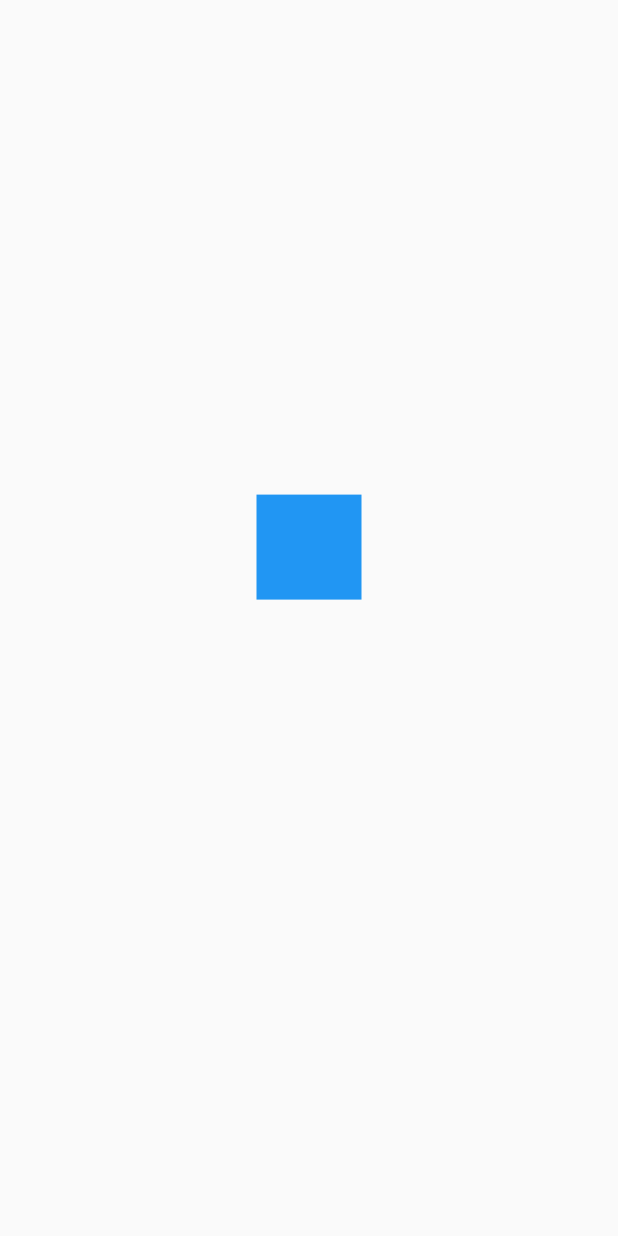
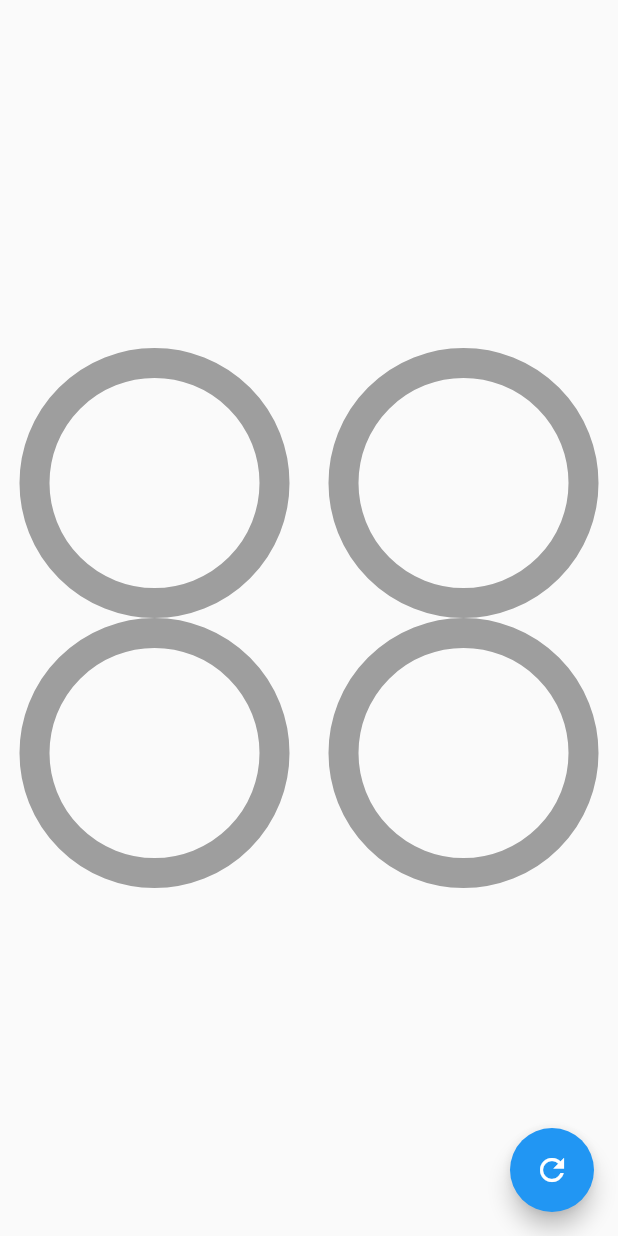
Before and after one commit to tinnit1/flutter-ui, a Flutter app: the screen it shows after launch, on a phone screen of 412 x 824 dp. Run offline on Flutter 3.47's test engine with Material 2 defaults, Android fonts, the phone set to English and light mode, and no system bars.

Commit message:
circular progress custom painter

```diff
--- a/lib/main.dart
+++ b/lib/main.dart
@@ -1,3 +1,5 @@
+import 'package:diseniosapp/src/labs/circular_progress_page.dart';
+import 'package:diseniosapp/src/pages/graficas_circulares_page.dart';
 import 'package:diseniosapp/src/retos/cuadrado_animado.dart';
 import 'package:flutter/material.dart';
 
@@ -10,7 +12,7 @@ class MyApp extends StatelessWidget {
     return MaterialApp(
       debugShowCheckedModeBanner: false,
       title: 'Diseños App',
-      home: CuadradoAnimadoPage(),
+      home: GraficasCircularesPage(),
     );
   }
 }
--- /dev/null
+++ b/lib/src/pages/graficas_circulares_page.dart
@@ -0,0 +1,70 @@
+import 'package:diseniosapp/src/widgets/radial_progress.dart';
+import 'package:flutter/material.dart';
+
+class GraficasCircularesPage extends StatefulWidget {
+  GraficasCircularesPage({Key key}) : super(key: key);
+
+  @override
+  _GraficasCircularesPageState createState() => _GraficasCircularesPageState();
+}
+
+class _GraficasCircularesPageState extends State<GraficasCircularesPage> {
+  double percentage = 0.0;
+  @override
+  Widget build(BuildContext context) {
+    return Scaffold(
+      body: Column(
+        mainAxisAlignment: MainAxisAlignment.center,
+        children: <Widget>[
+          Row(
+            mainAxisAlignment: MainAxisAlignment.spaceAround,
+            children: <Widget>[
+              CustomRadialProgress(percentage: percentage, color: Colors.red,),
+              CustomRadialProgress(percentage: percentage, color: Colors.blue),
+            ],
+          ),
+          Row(
+            mainAxisAlignment: MainAxisAlignment.spaceAround,
+            children: <Widget>[
+              CustomRadialProgress(percentage: percentage, color: Colors.yellow),
+              CustomRadialProgress(percentage: percentage, color: Colors.purple),
+            ],
+          )
+        ],
+      ),
+      floatingActionButton: FloatingActionButton(
+        onPressed: () {
+          setState(() {
+            percentage += 10;
+            if (percentage > 100) {
+              percentage = 0;
+            }
+          });
+        },
+        child: Icon(Icons.refresh),
+      ),
+    );
+  }
+}
+
+class CustomRadialProgress extends StatelessWidget {
+  const CustomRadialProgress({
+    @required this.percentage, @required this.color,
+  });
+  final Color color;
+  final double percentage;
+
+  @override
+  Widget build(BuildContext context) {
+    return Container(
+      width: 180,
+      height: 180,
+      child: RadialProgress(
+        percentage: percentage,
+        primaryColor: this.color,
+        secundaryStrong: 20,
+        primaryStrong: 10,
+      ),
+    );
+  }
+}
--- /dev/null
+++ b/lib/src/widgets/radial_progress.dart
@@ -0,0 +1,126 @@
+import 'dart:math';
+
+import 'package:flutter/material.dart';
+
+class RadialProgress extends StatefulWidget {
+  final double percentage;
+  final double primaryStrong;
+  final double secundaryStrong;
+  final Color primaryColor;
+  final Color secondaryColor;
+
+  RadialProgress(
+      {@required this.percentage,
+      this.primaryColor = Colors.blue,
+      this.secondaryColor = Colors.grey,
+      this.secundaryStrong = 4,
+      this.primaryStrong = 10});
+
+  @override
+  _RadialProgressState createState() => _RadialProgressState();
+}
+
+class _RadialProgressState extends State<RadialProgress>
+    with SingleTickerProviderStateMixin {
+  AnimationController controller;
+  double percentageLast;
+
+  @override
+  void initState() {
+    percentageLast = widget.percentage;
+    controller = new AnimationController(
+        vsync: this, duration: Duration(milliseconds: 200));
+
+    super.initState();
+  }
+
+  @override
+  void dispose() {
+    controller.dispose();
+    super.dispose();
+  }
+
+  @override
+  Widget build(BuildContext context) {
+    controller.forward(from: 0.0);
+
+    final animateDiff = widget.percentage - percentageLast;
+    percentageLast = widget.percentage;
+
+    return AnimatedBuilder(
+        animation: controller,
+        builder: (BuildContext context, Widget child) {
+          return Container(
+            padding: EdgeInsets.all(10),
+            width: double.infinity,
+            height: double.infinity,
+            child: CustomPaint(
+              painter: _RadialProgress(
+                  (widget.percentage - animateDiff) +
+                      (animateDiff * controller.value),
+                  widget.primaryColor,
+                  widget.secondaryColor,
+                  widget.secundaryStrong,
+                  widget.primaryStrong),
+            ),
+          );
+        });
+  }
+}
+
+class _RadialProgress extends CustomPainter {
+  final double percentage;
+  final double primaryStrong;
+  final double secondaryStrong;
+  final Color primaryColor;
+  final Color secondaryColor;
+  _RadialProgress(
+    this.percentage,
+    this.primaryColor,
+    this.secondaryColor,
+    this.secondaryStrong,
+    this.primaryStrong,
+  );
+
+  @override
+  void paint(Canvas canvas, Size size) {
+
+    final rect = new Rect.fromCircle(
+      center: Offset(0, 0),
+      radius: 180
+    );
+
+    final Gradient gradient = new LinearGradient(colors: <Color>[
+      Color(0xFFC012FF),
+      Color(0xFF6D05E8),
+      Colors.red,
+    ]);
+
+    // circulo completado
+    final paint = new Paint()
+      ..strokeWidth = secondaryStrong
+      ..color = secondaryColor
+      ..style = PaintingStyle.stroke;
+
+    final Offset center = new Offset(size.width * 0.5, size.height * 0.5);
+    final double radius = min(size.width * 0.5, size.height * 0.5);
+
+    canvas.drawCircle(center, radius, paint);
+
+    // arco
+    final paintArco = new Paint()
+      ..strokeWidth = primaryStrong
+      // ..color = primaryColor
+      ..shader = gradient.createShader(rect)
+      ..strokeCap = StrokeCap.round
+      ..style = PaintingStyle.stroke;
+
+    // parte que se debe´ra ir llenando
+    double arcAngle = 2 * pi * (percentage / 100);
+    canvas.drawArc(Rect.fromCircle(center: center, radius: radius), -pi / 2,
+        arcAngle, false, paintArco);
+  }
+
+  @override
+  bool shouldRepaint(CustomPainter oldDelegate) => true;
+}
```
Also changed, not shown: lib/src/labs/circular_progress_page.dart (added, +104 -0 lines).
